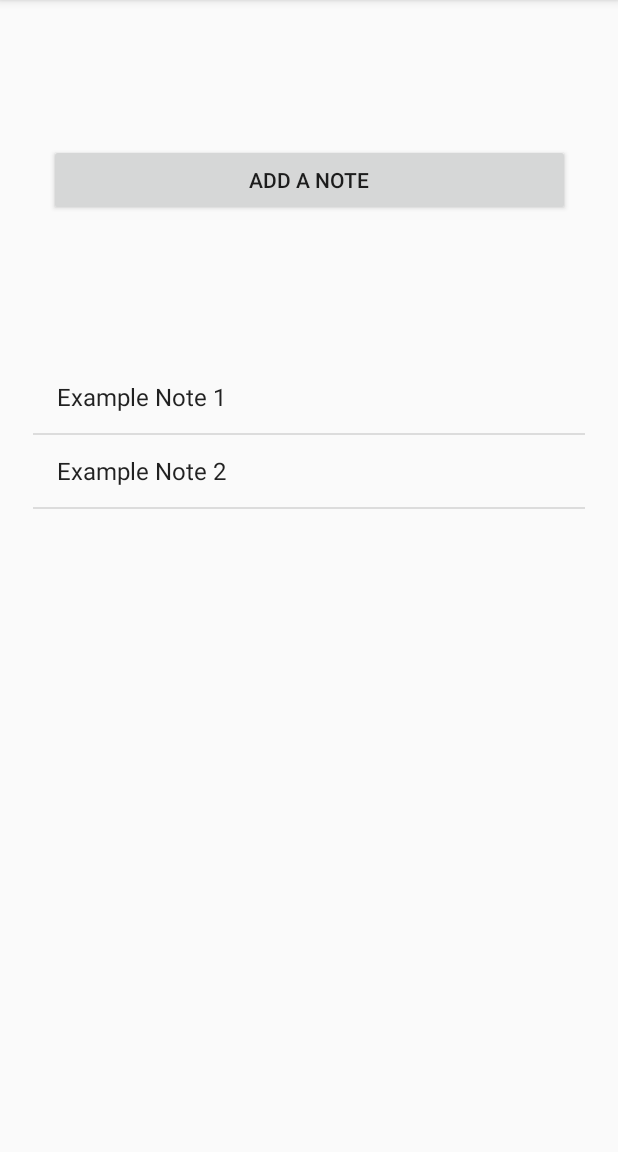
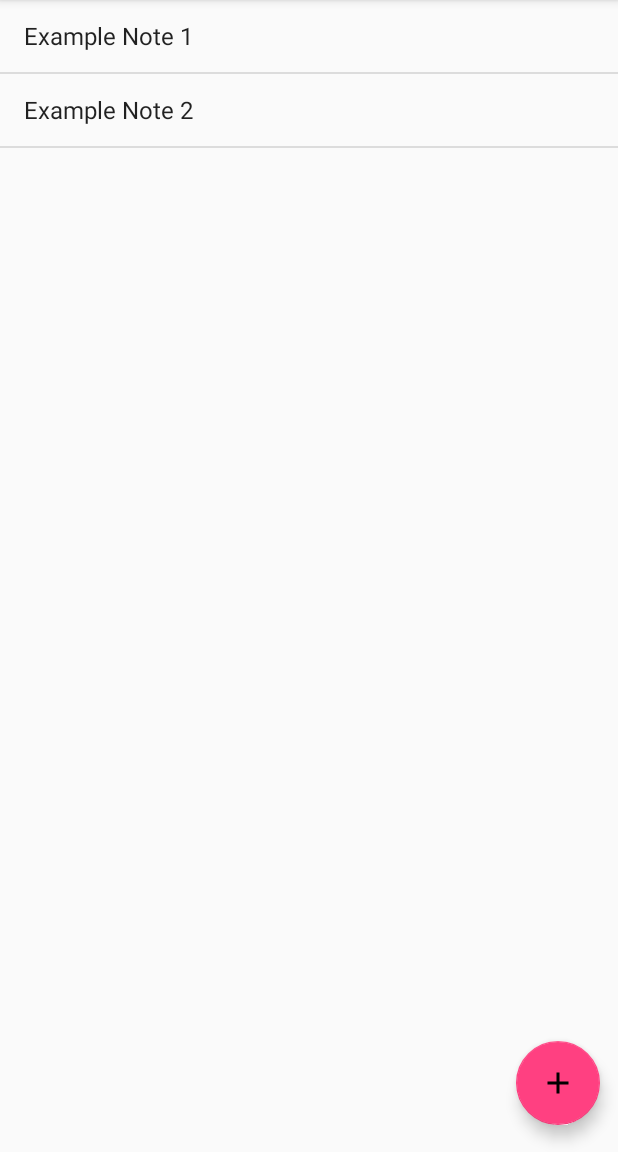
Before and after one commit to Shamrock-Frost/nate, an Android app: the screen it shows after launch (MainActivity), on a phone screen of 412 x 824 dp, the part 84-1236 px from its top. Run offline under Robolectric (Android 15) with nearby library versions, the phone set to English and light mode, and no system bars.

Commit message:
now using fab

```diff
--- a/android/nate/app/build.gradle
+++ b/android/nate/app/build.gradle
@@ -33,4 +33,5 @@ dependencies {
     androidTestImplementation 'com.android.support.test:runner:1.0.1'
     androidTestImplementation 'com.android.support.test.espresso:espresso-core:3.0.1'
     compile 'com.google.android.gms:play-services-auth:11.8.0'
+    implementation 'com.android.support:design:26.1.0'
 }
--- a/android/nate/app/src/main/java/com/beanie/nate/nate/MainActivity.kt
+++ b/android/nate/app/src/main/java/com/beanie/nate/nate/MainActivity.kt
@@ -5,6 +5,7 @@ import android.content.Context
 import android.content.Intent
 import android.support.v7.app.AppCompatActivity
 import android.os.Bundle
+import android.support.design.widget.FloatingActionButton
 import android.support.v4.app.NotificationCompat
 import android.view.View
 import android.widget.*
@@ -21,7 +22,7 @@ const val GOOGLE_AUTH_RESULT_CODE = 1
 
 class MainActivity : AppCompatActivity() {
     private lateinit var notesListView : ListView
-    private lateinit var addNoteButton : Button
+    private lateinit var addNoteButton : FloatingActionButton
     private lateinit var notificationChannel : NotificationChannel
     private lateinit var notificationManager : NotificationManager
     private lateinit var listAdapter : ArrayAdapter<String>
--- a/android/nate/app/src/main/res/layout/activity_main.xml
+++ b/android/nate/app/src/main/res/layout/activity_main.xml
@@ -8,24 +8,23 @@
 
     <ListView
         android:id="@+id/notes_list"
-        android:layout_width="368dp"
-        android:layout_height="431dp"
+        android:layout_width="match_parent"
+        android:layout_height="match_parent"
         android:foregroundGravity="top"
         app:layout_constraintBottom_toBottomOf="parent"
         app:layout_constraintEnd_toEndOf="parent"
         app:layout_constraintHorizontal_bias="0.5"
-        app:layout_constraintStart_toStartOf="parent"
-        app:layout_constraintTop_toBottomOf="@+id/add_note"
-        app:layout_constraintVertical_bias="0.737" />
+        app:layout_constraintStart_toStartOf="parent" />
 
-    <Button
+    <android.support.design.widget.FloatingActionButton
         android:id="@+id/add_note"
-        android:layout_width="347dp"
+        android:layout_width="wrap_content"
         android:layout_height="wrap_content"
-        android:text="Add a note"
-        app:layout_constraintBottom_toTopOf="@+id/notes_list"
-        app:layout_constraintEnd_toEndOf="parent"
-        app:layout_constraintHorizontal_bias="0.5"
-        app:layout_constraintStart_toStartOf="parent"
-        app:layout_constraintTop_toTopOf="parent" />
+        android:clickable="true"
+        app:fabSize="normal"
+        app:srcCompat="@drawable/ic_add_black_24dp"
+        app:useCompatPadding="true"
+        app:layout_constraintBottom_toBottomOf="parent"
+        app:layout_constraintEnd_toEndOf="parent"/>
+
 </android.support.constraint.ConstraintLayout>
```
